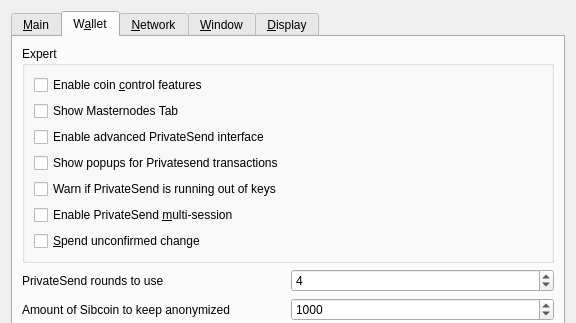
The window that src/qt/forms/optionsdialog.ui (ivansib/dash) describes before a commit, drawn with Qt 5; both pictures show x 0 to 576 and y 0 to 323 of the 576 by 463 pixel window.
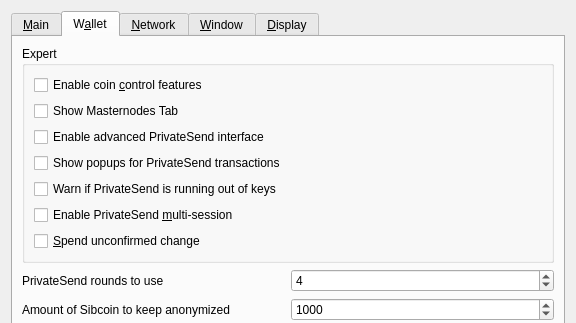
The same window after the commit. The open tabs and pages were chosen to show the change. Custom widgets are drawn as their Qt base class.

The edit to the form file:
```diff
--- a/src/qt/forms/optionsdialog.ui
+++ b/src/qt/forms/optionsdialog.ui
@@ -179,7 +179,7 @@
              <string>Show system popups for PrivateSend mixing transactions&lt;br/&gt;just like for all other transaction types.</string>
             </property>
             <property name="text">
-             <string>Show popups for Privatesend transactions</string>
+             <string>Show popups for PrivateSend transactions</string>
             </property>
            </widget>
           </item>
```
